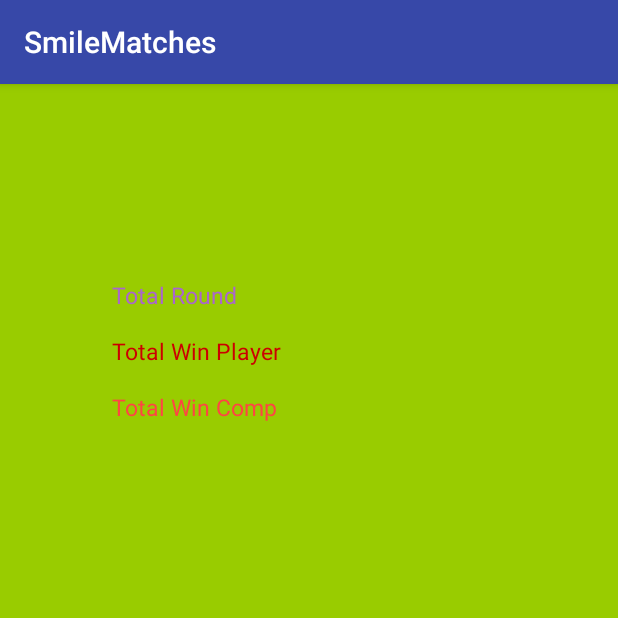
After one commit to N1ghtHamster/SmileMatches, an Android app: the StatistikActivity screen opened directly, with no data from a screen before it, on a phone screen of 412 x 824 dp, the top half of it. The commit adds this screen. Run offline under Robolectric (Android 15) with nearby library versions, the phone set to English and light mode, and no system bars.

Commit message:
add StaA ch sta

```diff
--- a/app/src/main/AndroidManifest.xml
+++ b/app/src/main/AndroidManifest.xml
@@ -16,7 +16,8 @@
                 <category android:name="android.intent.category.LAUNCHER" />
             </intent-filter>
         </activity>
-        <activity android:name=".GamePoolActivity"></activity>
+        <activity android:name=".GamePoolActivity" />
+        <activity android:name=".StatistikActivity"></activity>
     </application>
 
 </manifest>
--- a/app/src/main/java/com/example/a1cadm/smilematches/MainActivity.java
+++ b/app/src/main/java/com/example/a1cadm/smilematches/MainActivity.java
@@ -19,22 +19,22 @@ public class MainActivity extends AppCompatActivity implements View.OnClickListe
         bStatistic = (Button) findViewById(R.id.bStatistic);
 
     }
-
-
     // Метод обработки нажатия на кнопку
     public void onClick(View v) {
-        Intent intent = new Intent(this, GamePoolActivity.class);
-        startActivity(intent);
         // по id определеяем кнопку, вызвавшую этот обработчик
-        /*switch (v.getId()) {
+        switch (v.getId()) {
             case R.id.bnGame:
-                // кнопка ОК
-                tvOut.setText("Нажата кнопка ОК");
+                // кнопка New Game
+                Intent intent = new Intent(this, GamePoolActivity.class);
+                startActivity(intent);
+                //tvOut.setText("Нажата кнопка ОК");
                 break;
             case R.id.bStatistic:
-                // кнопка Cancel
-                tvOut.setText("Нажата кнопка Cancel");
+                // кнопка Statistic
+                Intent intent1 = new Intent(this, StatistikActivity.class);
+                startActivity(intent1);
+                //tvOut.setText("Нажата кнопка Cancel");
                 break;
-        }*/
+        }
     }
 }
--- /dev/null
+++ b/app/src/main/java/com/example/a1cadm/smilematches/StatistikActivity.java
@@ -0,0 +1,13 @@
+package com.example.a1cadm.smilematches;
+
+import android.support.v7.app.AppCompatActivity;
+import android.os.Bundle;
+
+public class StatistikActivity extends AppCompatActivity {
+
+    @Override
+    protected void onCreate(Bundle savedInstanceState) {
+        super.onCreate(savedInstanceState);
+        setContentView(R.layout.statistik);
+    }
+}
--- a/app/src/main/res/layout/gamepool.xml
+++ b/app/src/main/res/layout/gamepool.xml
@@ -13,15 +13,16 @@
         android:id="@+id/imageButton"
         android:layout_width="59dp"
         android:layout_height="61dp"
-        app:srcCompat="@android:drawable/ic_media_play"
+        android:layout_marginBottom="16dp"
         android:layout_marginEnd="32dp"
+        android:layout_marginLeft="8dp"
+        android:layout_marginRight="8dp"
+        android:layout_weight="1"
         app:layout_constraintBottom_toBottomOf="parent"
-        android:layout_marginBottom="16dp"
-        android:layout_marginRight="8dp"
+        app:layout_constraintHorizontal_bias="0.466"
+        app:layout_constraintLeft_toRightOf="@+id/radioGroup"
         app:layout_constraintRight_toRightOf="parent"
-        app:layout_constraintLeft_toRightOf="@+id/radioGroup"
-        android:layout_marginLeft="8dp"
-        app:layout_constraintHorizontal_bias="0.466" />
+        app:srcCompat="@android:drawable/ic_media_play" />
 
     <RadioGroup
         android:layout_width="wrap_content"
--- a/app/src/main/res/layout/main.xml
+++ b/app/src/main/res/layout/main.xml
@@ -27,12 +27,13 @@
         android:id="@+id/bStatistic"
         android:layout_width="wrap_content"
         android:layout_height="wrap_content"
+        android:layout_marginLeft="8dp"
+        android:layout_marginRight="8dp"
         android:layout_marginTop="50dp"
+        android:onClick="onClick"
         android:text="Statistic"
-        app:layout_constraintTop_toBottomOf="@+id/bnGame"
-        android:layout_marginRight="8dp"
+        app:layout_constraintLeft_toLeftOf="parent"
         app:layout_constraintRight_toRightOf="parent"
-        android:layout_marginLeft="8dp"
-        app:layout_constraintLeft_toLeftOf="parent" />
+        app:layout_constraintTop_toBottomOf="@+id/bnGame" />
 
 </android.support.constraint.ConstraintLayout>
--- /dev/null
+++ b/app/src/main/res/layout/statistik.xml
@@ -0,0 +1,55 @@
+<?xml version="1.0" encoding="utf-8"?>
+<android.support.constraint.ConstraintLayout xmlns:android="http://schemas.android.com/apk/res/android"
+    xmlns:app="http://schemas.android.com/apk/res-auto"
+    xmlns:tools="http://schemas.android.com/tools"
+    android:layout_width="match_parent"
+    android:layout_height="match_parent"
+    android:background="@android:color/holo_green_light"
+    tools:context="com.example.a1cadm.smilematches.StatistikActivity">
+
+    <TextView
+        android:id="@+id/tRound"
+        android:layout_width="wrap_content"
+        android:layout_height="wrap_content"
+        android:layout_marginLeft="8dp"
+        android:layout_marginRight="8dp"
+        android:layout_marginTop="130dp"
+        android:text="Total Round"
+        android:textColor="@android:color/holo_purple"
+        android:textSize="15sp"
+        app:layout_constraintHorizontal_bias="0.213"
+        app:layout_constraintLeft_toLeftOf="parent"
+        app:layout_constraintRight_toRightOf="parent"
+        app:layout_constraintTop_toTopOf="parent" />
+
+    <TextView
+        android:id="@+id/tWinP"
+        android:layout_width="wrap_content"
+        android:layout_height="wrap_content"
+        android:layout_marginLeft="8dp"
+        android:layout_marginRight="8dp"
+        android:layout_marginTop="16dp"
+        android:text="Total Win Player"
+        android:textColor="@android:color/holo_red_dark"
+        android:textSize="15sp"
+        app:layout_constraintHorizontal_bias="0.235"
+        app:layout_constraintLeft_toLeftOf="parent"
+        app:layout_constraintRight_toRightOf="parent"
+        app:layout_constraintTop_toBottomOf="@+id/tRound" />
+
+    <TextView
+        android:id="@+id/tWinC"
+        android:layout_width="wrap_content"
+        android:layout_height="wrap_content"
+        android:layout_marginLeft="8dp"
+        android:layout_marginRight="8dp"
+        android:layout_marginTop="16dp"
+        android:text="Total Win Comp"
+        android:textColor="@android:color/holo_red_light"
+        android:textSize="15sp"
+        app:layout_constraintHorizontal_bias="0.234"
+        app:layout_constraintLeft_toLeftOf="parent"
+        app:layout_constraintRight_toRightOf="parent"
+        app:layout_constraintTop_toBottomOf="@+id/tWinP" />
+
+</android.support.constraint.ConstraintLayout>
```
